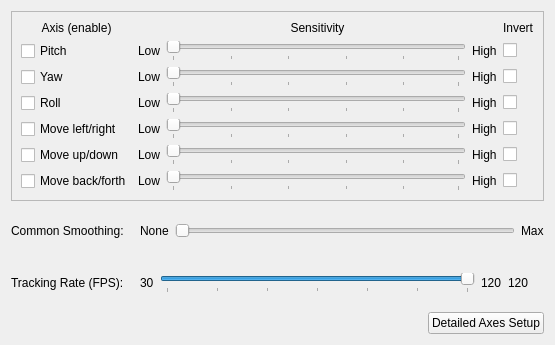
Old version of the form src/qt_gui/profile_setup.ui in the repository fwfa123/linuxtrackx-ir.
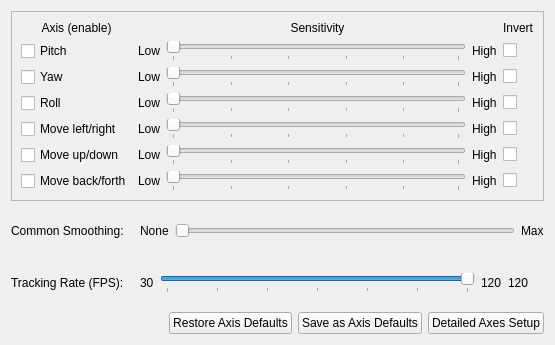
New version of the form.

Commit message:
feat(gui): add axis restore/save baseline on Tracking Setup tab
Add Restore and Save as Axis Defaults buttons with a dedicated AxisBaseline
prefs section so profile autosave cannot overwrite the rollback point. Fix
double-dialog wiring, block UI signals during restore, and persist Copy From
Default to the current profile.

```diff
--- a/src/qt_gui/profile_setup.ui
+++ b/src/qt_gui/profile_setup.ui
@@ -492,6 +492,20 @@
        </property>
       </spacer>
      </item>
+     <item>
+      <widget class="QPushButton" name="RestoreAxisDefaults">
+       <property name="text">
+        <string>Restore Axis Defaults</string>
+       </property>
+      </widget>
+     </item>
+     <item>
+      <widget class="QPushButton" name="SaveAxisDefaults">
+       <property name="text">
+        <string>Save as Axis Defaults</string>
+       </property>
+      </widget>
+     </item>
      <item>
       <widget class="QPushButton" name="DetailedAxisSetup">
        <property name="text">
```
Left out of the diff: 2 changed lines with no effect on the pictures. The commit also changes 10 other files.
